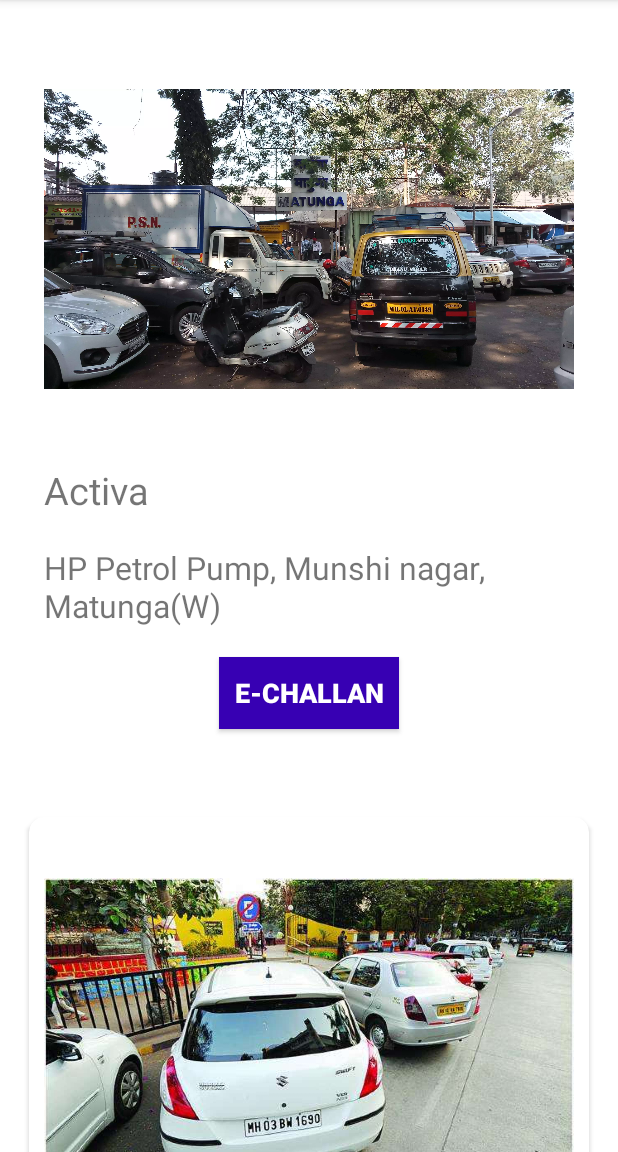
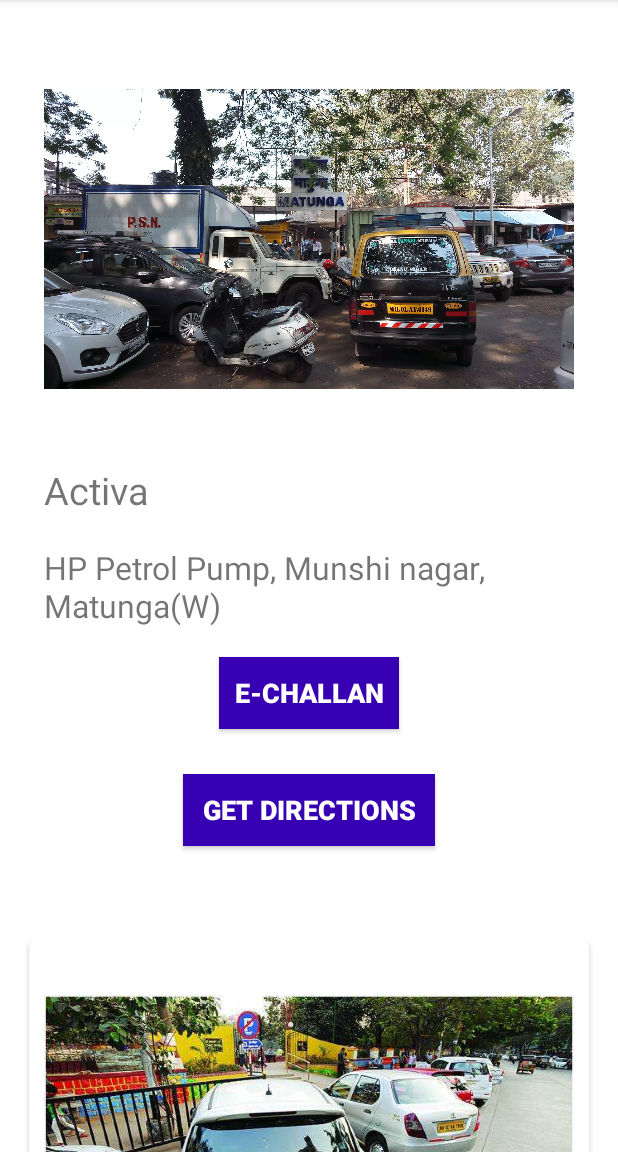
Before and after one commit to darshan761/LordsEye, an Android app: the IllegalPark screen opened directly, with no data from a screen before it, on a phone screen of 412 x 824 dp, the part 84-1236 px from its top. Run offline under Robolectric (Android 15) with nearby library versions, the phone set to English and light mode, and no system bars.

Commit message:
Traffic Police Officer's card layout updated

```diff
--- a/app/src/main/res/layout/cards_layout.xml
+++ b/app/src/main/res/layout/cards_layout.xml
@@ -73,6 +73,20 @@
                 android:textSize="18sp"
                 android:textStyle="bold"></Button>
 
+            <Button
+                android:id="@+id/echallan2"
+                android:layout_width="168dp"
+                android:layout_height="wrap_content"
+                android:layout_gravity="center"
+                android:layout_marginTop="10dp"
+                android:layout_marginBottom="20dp"
+                android:background="@color/design_default_color_primary_dark"
+                android:padding="10dp"
+                android:text="Get Directions"
+                android:textColor="@android:color/white"
+                android:textSize="18sp"
+                android:textStyle="bold"></Button>
+
 
         </LinearLayout>
 
```
